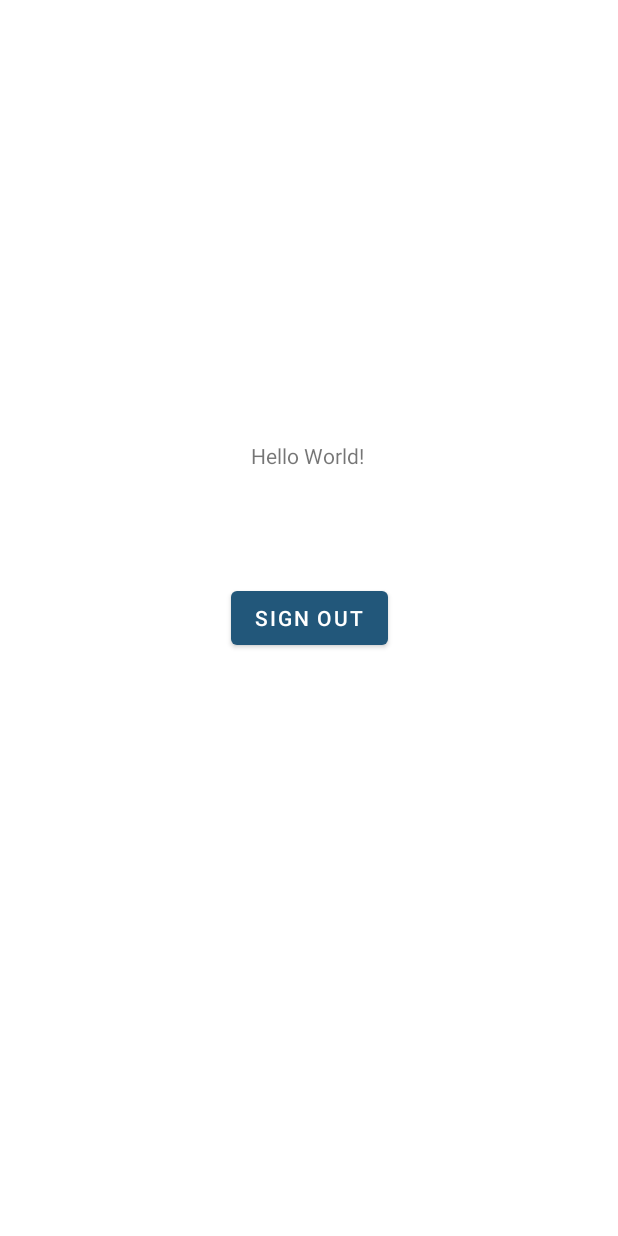
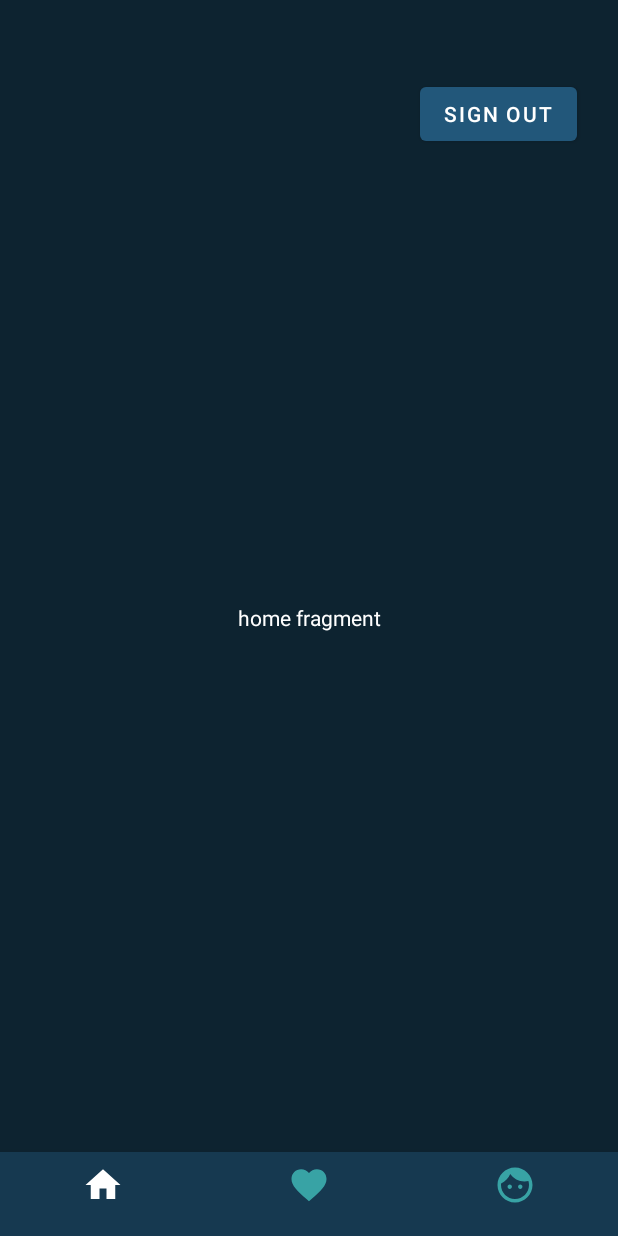
Before and after one commit to AzTechs-Team/inertia, an Android app: the screen it shows after launch once a user with an empty profile is signed in (MainActivity), on a phone screen of 412 x 824 dp. Run offline under Robolectric (Android 15) with nearby library versions, the phone set to English and light mode, and no system bars; our stand-ins replace Firebase (no records; nobody signed in at launch, a user with empty details on screens opened directly).

Commit message:
Add: bottom navigation bar ✅

```diff
--- /dev/null
+++ b/app/src/main/java/com/example/inertia/HomeFragment.java
@@ -0,0 +1,64 @@
+package com.example.inertia;
+
+import android.os.Bundle;
+
+import androidx.fragment.app.Fragment;
+
+import android.view.LayoutInflater;
+import android.view.View;
+import android.view.ViewGroup;
+
+/**
+ * A simple {@link Fragment} subclass.
+ * Use the {@link HomeFragment#newInstance} factory method to
+ * create an instance of this fragment.
+ */
+public class HomeFragment extends Fragment {
+
+    // TODO: Rename parameter arguments, choose names that match
+    // the fragment initialization parameters, e.g. ARG_ITEM_NUMBER
+    private static final String ARG_PARAM1 = "param1";
+    private static final String ARG_PARAM2 = "param2";
+
+    // TODO: Rename and change types of parameters
+    private String mParam1;
+    private String mParam2;
+
+    public HomeFragment() {
+        // Required empty public constructor
+    }
+
+    /**
+     * Use this factory method to create a new instance of
+     * this fragment using the provided parameters.
+     *
+     * @param param1 Parameter 1.
+     * @param param2 Parameter 2.
+     * @return A new instance of fragment HomeFragment.
+     */
+    // TODO: Rename and change types and number of parameters
+    public static HomeFragment newInstance(String param1, String param2) {
+        HomeFragment fragment = new HomeFragment();
+        Bundle args = new Bundle();
+        args.putString(ARG_PARAM1, param1);
+        args.putString(ARG_PARAM2, param2);
+        fragment.setArguments(args);
+        return fragment;
+    }
+
+    @Override
+    public void onCreate(Bundle savedInstanceState) {
+        super.onCreate(savedInstanceState);
+        if (getArguments() != null) {
+            mParam1 = getArguments().getString(ARG_PARAM1);
+            mParam2 = getArguments().getString(ARG_PARAM2);
+        }
+    }
+
+    @Override
+    public View onCreateView(LayoutInflater inflater, ViewGroup container,
+                             Bundle savedInstanceState) {
+        // Inflate the layout for this fragment
+        return inflater.inflate(R.layout.fragment_home, container, false);
+    }
+}
--- a/app/src/main/java/com/example/inertia/MainActivity.java
+++ b/app/src/main/java/com/example/inertia/MainActivity.java
@@ -1,22 +1,32 @@
 package com.example.inertia;
 
+import androidx.annotation.NonNull;
+import androidx.appcompat.app.ActionBar;
 import androidx.appcompat.app.AppCompatActivity;
+import androidx.fragment.app.Fragment;
+import androidx.fragment.app.FragmentTransaction;
 
 import android.content.Intent;
 import android.os.Bundle;
+import android.util.Log;
+import android.view.MenuItem;
 import android.view.View;
 import android.widget.Button;
 
+import com.google.android.material.bottomnavigation.BottomNavigationView;
 import com.google.firebase.auth.FirebaseAuth;
 
 public class MainActivity extends AppCompatActivity {
-    Button signOut;
+    private Button signOut;
+    private BottomNavigationView bottomNavigationView;
+
     @Override
     protected void onCreate(Bundle savedInstanceState) {
         super.onCreate(savedInstanceState);
         setContentView(R.layout.activity_main);
         signOut = findViewById(R.id.signOut);
-
+        bottomNavigationView = findViewById(R.id.bottom_navigation);
+        loadFragment(new HomeFragment());
         signOut.setOnClickListener(new View.OnClickListener(){
             @Override
             public void onClick(View view){
@@ -29,5 +39,40 @@ public class MainActivity extends AppCompatActivity {
 
         });
 
+        bottomNavigationView.setOnNavigationItemSelectedListener(
+                new BottomNavigationView.OnNavigationItemSelectedListener() {
+                    @Override
+                    public boolean onNavigationItemSelected(@NonNull MenuItem item) {
+                        Fragment fragment;
+                        switch (item.getItemId()) {
+                            case R.id.action_home:
+                                item.setChecked(true);
+                                fragment = new HomeFragment();
+                                loadFragment(fragment);
+                                break;
+                            case R.id.action_feed:
+                                item.setChecked(true);
+                                fragment = new FeedFragment();
+                                loadFragment(fragment);
+                                break;
+                            case R.id.action_profile:
+                                item.setChecked(true);
+                                fragment = new ProfileFragment();
+                                loadFragment(fragment);
+                                break;
+                        }
+                        return true;
+                    }
+                });
+
     }
+    private void loadFragment(Fragment fragment) {
+        // load fragment
+        FragmentTransaction transaction = getSupportFragmentManager().beginTransaction();
+        transaction.replace(R.id.frame_container, fragment);
+        transaction.addToBackStack(null);
+        transaction.commit();
+    }
+
+
 }
--- /dev/null
+++ b/app/src/main/res/drawable/ic_baseline_face_24.xml
@@ -0,0 +1,10 @@
+<vector xmlns:android="http://schemas.android.com/apk/res/android"
+    android:width="24dp"
+    android:height="24dp"
+    android:viewportWidth="24"
+    android:viewportHeight="24"
+    android:tint="?attr/colorControlNormal">
+  <path
+      android:fillColor="@android:color/white"
+      android:pathData="M9,11.75c-0.69,0 -1.25,0.56 -1.25,1.25s0.56,1.25 1.25,1.25 1.25,-0.56 1.25,-1.25 -0.56,-1.25 -1.25,-1.25zM15,11.75c-0.69,0 -1.25,0.56 -1.25,1.25s0.56,1.25 1.25,1.25 1.25,-0.56 1.25,-1.25 -0.56,-1.25 -1.25,-1.25zM12,2C6.48,2 2,6.48 2,12s4.48,10 10,10 10,-4.48 10,-10S17.52,2 12,2zM12,20c-4.41,0 -8,-3.59 -8,-8 0,-0.29 0.02,-0.58 0.05,-0.86 2.36,-1.05 4.23,-2.98 5.21,-5.37C11.07,8.33 14.05,10 17.42,10c0.78,0 1.53,-0.09 2.25,-0.26 0.21,0.71 0.33,1.47 0.33,2.26 0,4.41 -3.59,8 -8,8z"/>
+</vector>
--- /dev/null
+++ b/app/src/main/res/drawable/ic_baseline_favorite_24.xml
@@ -0,0 +1,10 @@
+<vector xmlns:android="http://schemas.android.com/apk/res/android"
+    android:width="24dp"
+    android:height="24dp"
+    android:viewportWidth="24"
+    android:viewportHeight="24"
+    android:tint="?attr/colorControlNormal">
+  <path
+      android:fillColor="@android:color/white"
+      android:pathData="M12,21.35l-1.45,-1.32C5.4,15.36 2,12.28 2,8.5 2,5.42 4.42,3 7.5,3c1.74,0 3.41,0.81 4.5,2.09C13.09,3.81 14.76,3 16.5,3 19.58,3 22,5.42 22,8.5c0,3.78 -3.4,6.86 -8.55,11.54L12,21.35z"/>
+</vector>
--- /dev/null
+++ b/app/src/main/res/drawable/ic_baseline_home_24.xml
@@ -0,0 +1,10 @@
+<vector xmlns:android="http://schemas.android.com/apk/res/android"
+    android:width="24dp"
+    android:height="24dp"
+    android:viewportWidth="24"
+    android:viewportHeight="24"
+    android:tint="?attr/colorControlNormal">
+  <path
+      android:fillColor="@android:color/white"
+      android:pathData="M10,20v-6h4v6h5v-8h3L12,3 2,12h3v8z"/>
+</vector>
--- a/app/src/main/res/layout/activity_main.xml
+++ b/app/src/main/res/layout/activity_main.xml
@@ -4,19 +4,18 @@
     xmlns:tools="http://schemas.android.com/tools"
     android:layout_width="match_parent"
     android:layout_height="match_parent"
+    android:background="@color/blue_900"
     tools:context=".MainActivity">
 
-    <TextView
-        android:id="@+id/textView"
-        android:layout_width="wrap_content"
-        android:layout_height="wrap_content"
-        android:text="Hello World!"
+        <FrameLayout
+        android:id="@+id/frame_container"
+        android:layout_width="match_parent"
+        android:layout_height="match_parent"
         app:layout_constraintBottom_toBottomOf="parent"
-        app:layout_constraintHorizontal_bias="0.498"
-        app:layout_constraintLeft_toLeftOf="parent"
-        app:layout_constraintRight_toRightOf="parent"
-        app:layout_constraintTop_toTopOf="parent"
-        app:layout_constraintVertical_bias="0.365" />
+        app:layout_constraintEnd_toEndOf="parent"
+        app:layout_constraintHorizontal_bias="0.5"
+        app:layout_constraintStart_toStartOf="parent"
+        app:layout_constraintTop_toTopOf="parent" />
 
     <Button
         android:id="@+id/signOut"
@@ -25,20 +24,25 @@
         android:text="Sign out"
         app:layout_constraintBottom_toBottomOf="parent"
         app:layout_constraintEnd_toEndOf="parent"
-        app:layout_constraintHorizontal_bias="0.5"
+        app:layout_constraintHorizontal_bias="0.912"
         app:layout_constraintStart_toStartOf="parent"
-        app:layout_constraintTop_toTopOf="parent" />
+        app:layout_constraintTop_toTopOf="parent"
+        app:layout_constraintVertical_bias="0.067" />
 
-
-    <!--    <Button-->
-    <!--        android:id="@+id/button"-->
-    <!--        android:layout_width="wrap_content"-->
-    <!--        android:layout_height="wrap_content"-->
-    <!--        android:text="Button"-->
-    <!--        app:layout_constraintBottom_toBottomOf="parent"-->
-    <!--        app:layout_constraintEnd_toEndOf="parent"-->
-    <!--        app:layout_constraintHorizontal_bias="0.5"-->
-    <!--        app:layout_constraintStart_toStartOf="parent"-->
-    <!--        app:layout_constraintTop_toTopOf="parent" />-->
+    <com.google.android.material.bottomnavigation.BottomNavigationView
+        android:id="@+id/bottom_navigation"
+        android:layout_width="match_parent"
+        android:layout_height="wrap_content"
+        app:backgroundTint="@color/blue_700"
+        app:itemIconSize="28dp"
+        app:itemIconTint="@menu/selected_nav"
+        app:itemTextColor="@menu/selected_nav"
+        app:layout_constraintBottom_toBottomOf="parent"
+        app:layout_constraintEnd_toEndOf="parent"
+        app:layout_constraintHorizontal_bias="0.0"
+        app:layout_constraintStart_toStartOf="parent"
+        app:layout_constraintTop_toTopOf="parent"
+        app:layout_constraintVertical_bias="1.0"
+        app:menu="@menu/bottom_navigation_main" />
 
 </androidx.constraintlayout.widget.ConstraintLayout>
--- /dev/null
+++ b/app/src/main/res/layout/fragment_home.xml
@@ -0,0 +1,16 @@
+<?xml version="1.0" encoding="utf-8"?>
+<FrameLayout xmlns:android="http://schemas.android.com/apk/res/android"
+    xmlns:tools="http://schemas.android.com/tools"
+    android:layout_width="match_parent"
+    android:layout_height="match_parent"
+    tools:context=".HomeFragment">
+
+    <!-- TODO: Update blank fragment layout -->
+    <TextView
+        android:layout_width="match_parent"
+        android:layout_height="match_parent"
+        android:gravity="center"
+        android:text="home fragment"
+        android:textColor="#FFFFFF" />
+
+</FrameLayout>
--- /dev/null
+++ b/app/src/main/res/menu/bottom_navigation_main.xml
@@ -0,0 +1,19 @@
+<?xml version="1.0" encoding="utf-8"?>
+<menu xmlns:tools="http://schemas.android.com/tools"
+    xmlns:android="http://schemas.android.com/apk/res/android">
+    <item
+        android:id="@+id/action_home"
+        android:icon="@drawable/ic_baseline_home_24"
+        android:checked="true"
+        tools:ignore="MenuTitle" />
+    <item
+        android:id="@+id/action_feed"
+        android:icon="@drawable/ic_baseline_favorite_24"
+        android:checked="false"
+        tools:ignore="MenuTitle" />
+    <item
+        android:id="@+id/action_profile"
+        android:icon="@drawable/ic_baseline_face_24"
+        android:checked="false"
+        tools:ignore="MenuTitle" />
+</menu>
--- /dev/null
+++ b/app/src/main/res/menu/selected_nav.xml
@@ -0,0 +1,7 @@
+<?xml version="1.0" encoding="utf-8"?>
+<selector xmlns:android="http://schemas.android.com/apk/res/android">
+    <item android:color="@color/white" android:state_checked="true"
+        android:title="enabled" />
+    <item android:color="@color/blue_300" android:state_checked="false"
+        android:title="enabled" />
+</selector>
```
Also changed, not shown: app/src/main/java/com/example/inertia/FeedFragment.java (added, +64 -0 lines), app/src/main/java/com/example/inertia/ProfileFragment.java (added, +64 -0 lines), app/src/main/res/layout/fragment_feed.xml (added, +16 -0 lines), app/src/main/res/layout/fragment_profile.xml (added, +16 -0 lines).
